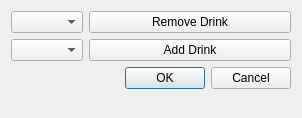
The window that customizemenu.ui (wintersca/bartender) describes before a commit, drawn with Qt 5.
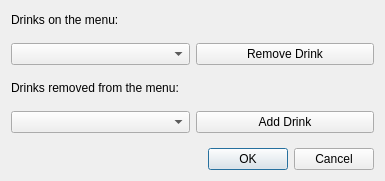
The same window after the commit.

Commit message: Added labels to the pop up to customize the menu.

```diff
--- a/customizemenu.ui
+++ b/customizemenu.ui
@@ -6,35 +6,109 @@
    <rect>
     <x>0</x>
     <y>0</y>
-    <width>302</width>
-    <height>118</height>
+    <width>385</width>
+    <height>181</height>
    </rect>
   </property>
   <property name="windowTitle">
    <string>Dialog</string>
   </property>
-  <layout class="QFormLayout" name="formLayout">
-   <item row="0" column="0">
-    <widget class="QComboBox" name="usedDrinks"/>
-   </item>
-   <item row="0" column="1">
-    <widget class="QPushButton" name="removeDrink">
+  <layout class="QVBoxLayout" name="verticalLayout">
+   <item>
+    <widget class="QLabel" name="label">
      <property name="text">
-      <string>Remove Drink</string>
+      <string>Drinks on the menu:</string>
      </property>
     </widget>
    </item>
-   <item row="1" column="0">
-    <widget class="QComboBox" name="removedDrinks"/>
+   <item>
+    <widget class="QFrame" name="frame_2">
+     <property name="minimumSize">
+      <size>
+       <width>0</width>
+       <height>40</height>
+      </size>
+     </property>
+     <property name="frameShape">
+      <enum>QFrame::NoFrame</enum>
+     </property>
+     <property name="frameShadow">
+      <enum>QFrame::Raised</enum>
+     </property>
+     <layout class="QHBoxLayout" name="horizontalLayout_2">
+      <property name="leftMargin">
+       <number>0</number>
+      </property>
+      <property name="topMargin">
+       <number>0</number>
+      </property>
+      <property name="rightMargin">
+       <number>0</number>
+      </property>
+      <property name="bottomMargin">
+       <number>0</number>
+      </property>
+      <item>
+       <widget class="QComboBox" name="usedDrinks"/>
+      </item>
+      <item>
+       <widget class="QPushButton" name="removeDrink">
+        <property name="text">
+         <string>Remove Drink</string>
+        </property>
+       </widget>
+      </item>
+     </layout>
+    </widget>
    </item>
-   <item row="1" column="1">
-    <widget class="QPushButton" name="addDrink">
+   <item>
+    <widget class="QLabel" name="label_2">
      <property name="text">
-      <string>Add Drink</string>
+      <string>Drinks removed from the menu:</string>
      </property>
     </widget>
    </item>
-   <item row="2" column="1">
+   <item>
+    <widget class="QFrame" name="frame">
+     <property name="minimumSize">
+      <size>
+       <width>0</width>
+       <height>40</height>
+      </size>
+     </property>
+     <property name="frameShape">
+      <enum>QFrame::NoFrame</enum>
+     </property>
+     <property name="frameShadow">
+      <enum>QFrame::Raised</enum>
+     </property>
+     <layout class="QHBoxLayout" name="horizontalLayout">
+      <property name="leftMargin">
+       <number>0</number>
+      </property>
+      <property name="topMargin">
+       <number>0</number>
+      </property>
+      <property name="rightMargin">
+       <number>0</number>
+      </property>
+      <property name="bottomMargin">
+       <number>0</number>
+      </property>
+      <item>
+       <widget class="QComboBox" name="removedDrinks"/>
+      </item>
+      <item>
+       <widget class="QPushButton" name="addDrink">
+        <property name="text">
+         <string>Add Drink</string>
+        </property>
+       </widget>
+      </item>
+     </layout>
+    </widget>
+   </item>
+   <item>
     <widget class="QDialogButtonBox" name="buttonBox">
      <property name="orientation">
       <enum>Qt::Horizontal</enum>
```
The commit also changes 2 other files.
